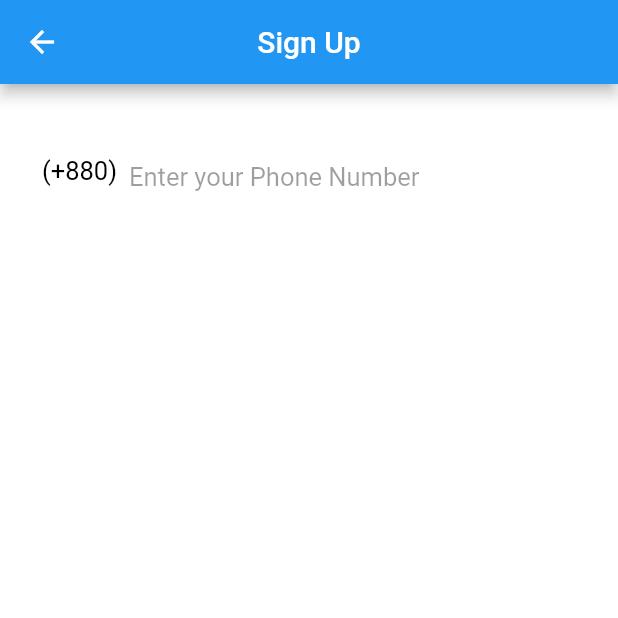
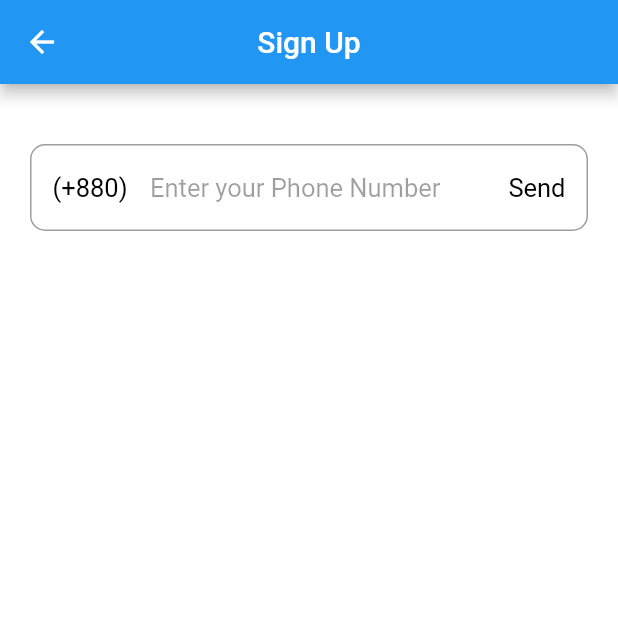
Before and after one commit to rakibur557/Firebase_with_Flutter, a Flutter app: the PhoneAuthPage screen opened by its route, on a phone screen of 412 x 824 dp, the top half of it. Run offline on Flutter 3.47's test engine with Material 2 defaults, Android fonts, the phone set to English and light mode, and no system bars; our stand-ins replace animated_splash_screen, firebase_auth, firebase_core, flutter_zoom_drawer, google_sign_in, image_picker and 1 more; accounts and stored records are empty.

Commit message:
update pageauth

```diff
--- a/simple/lib/pages/phoneAuth.dart
+++ b/simple/lib/pages/phoneAuth.dart
@@ -34,19 +34,27 @@ class _PhoneAuthPageState extends State<PhoneAuthPage> {
     return Container(
       width: MediaQuery.of(context).size.width - 40,
       decoration: BoxDecoration(
-        //color: Colors.green,
+        //color: Colors.deepPurple,
         borderRadius: BorderRadius.circular(15),
       ),
       child: TextFormField(
         decoration: InputDecoration(
-          border: InputBorder.none,
+            border: OutlineInputBorder(
+              borderRadius: BorderRadius.circular(10.0),
+            ),
           hintText: "Enter your Phone Number",
           hintStyle: TextStyle(color: Colors.black38, fontSize: 17),
+          contentPadding: const EdgeInsets.symmetric(vertical: 19, horizontal: 8),
           prefixIcon: Padding(
-            padding: const EdgeInsets.all(8.0),
+            padding: const EdgeInsets.symmetric(vertical: 14,horizontal: 15),
             child: Text("(+880)", style: TextStyle(color: Colors.black, fontSize: 17,),
           ),
         ),
+          suffixIcon: Padding(
+            padding: const EdgeInsets.symmetric(vertical: 14,horizontal: 15),
+            child: Text("Send", style: TextStyle(color: Colors.black, fontSize: 17,),
+            ),
+          ),
       ),
     ));
   }
```
